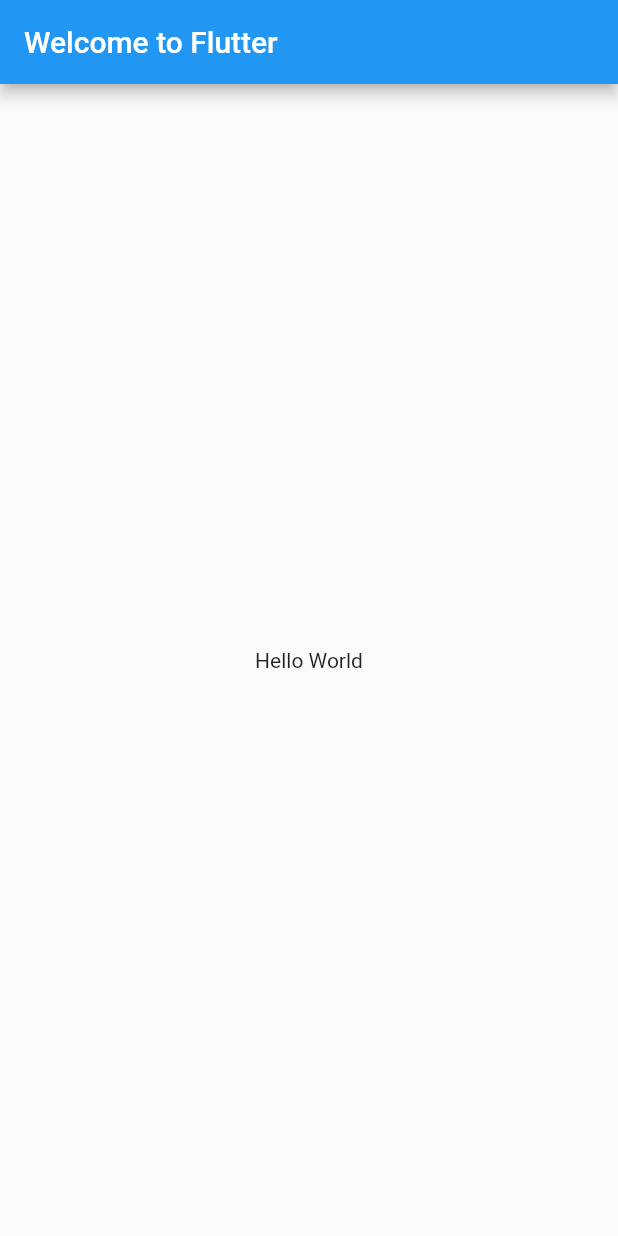
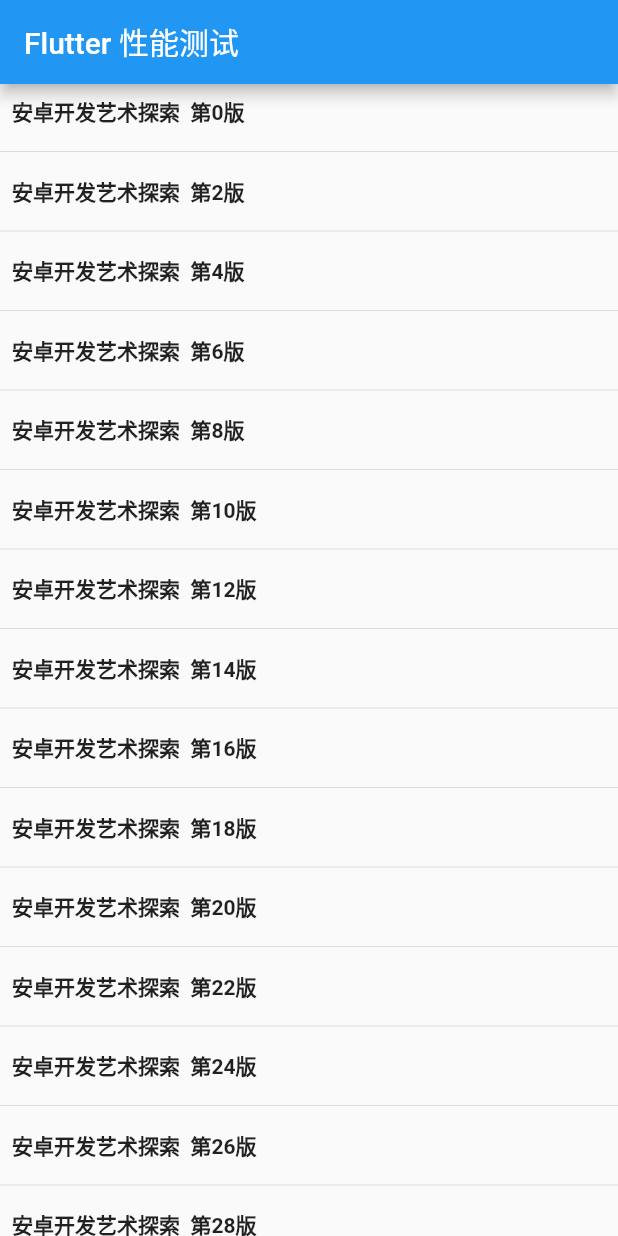
Before and after one commit to Xiasm/flutter_performance, a Flutter app: the screen it shows after launch, on a phone screen of 412 x 824 dp. Run offline on Flutter 3.47's test engine with Material 2 defaults, Android fonts, the phone set to English and light mode, and no system bars.

Commit message:
10000条数据测试

```diff
--- a/lib/Book.dart
+++ /dev/null
@@ -1,9 +0,0 @@
-class Book {
-  String name;
-  String image;
-  String price;
-
-  Book(this.name, this.image, this.price);
-
-
-}
--- a/lib/main.dart
+++ b/lib/main.dart
@@ -1,26 +1,51 @@
 import 'package:flutter/material.dart';
-import 'package:flutter_performance/BookUtils.dart';
 //“=>”Dart中单行函数或方法的简写。
 void main() => runApp(new MyApp());
 
 class MyApp extends StatelessWidget {
+
   @override
   Widget build(BuildContext context) {
-    BookUtils.generatBook();
+
     //MaterialApp 一个方便的widget，它封装了应用程序实现Material Design所需要的一些widget
     return new MaterialApp(
       title: 'Welcome to Flutter',
       //Material Design布局结构的基本实现。此类提供了用于显示drawer、snackbar和底部sheet的API。
       home: new Scaffold(
         appBar: new AppBar(
-          title: new Text('Welcome to Flutter'),
+          title: new Text('Flutter 性能测试'),
         ),
-        body: new Center(
-          child: new Text('Hello World'),
-        ),
+        body: new ListPage(),
       ),
     );
   }
 
+}
+
+class ListPage extends StatefulWidget {
+  @override
+  State<StatefulWidget> createState() => new ListState(new List<String>.generate(10000, (i) => "安卓开发艺术探索  第$i版"));
 
 }
+
+class ListState extends State<ListPage> {
+  final List<String> items;
+  String url = "https://avatar.csdn.net/0/2/C/1_singwhatiwanna.jpg?1534821491";
+
+  ListState(this.items);
+
+  @override
+  Widget build(BuildContext context) {
+    return new ListView.builder(itemCount: 10000,itemBuilder: buildItem);
+  }
+
+  Widget buildItem(BuildContext context, int index) {
+    if(index.isOdd) return new Divider();
+    TextStyle textStyle = new TextStyle(fontWeight: FontWeight.bold, fontSize: 14.0);
+//    return new ListTile(title: new Text('${items[index]}', style: textStyle), trailing: new Image(image: new NetworkImage(url), fit: BoxFit.cover));
+    return new Padding(
+        padding: const EdgeInsets.all(8.0),
+        child: new Text('${items[index]}', style: textStyle));
+  }
+
+}
```
Also changed, not shown: lib/BookUtils.dart (deleted, +0 -27 lines).
